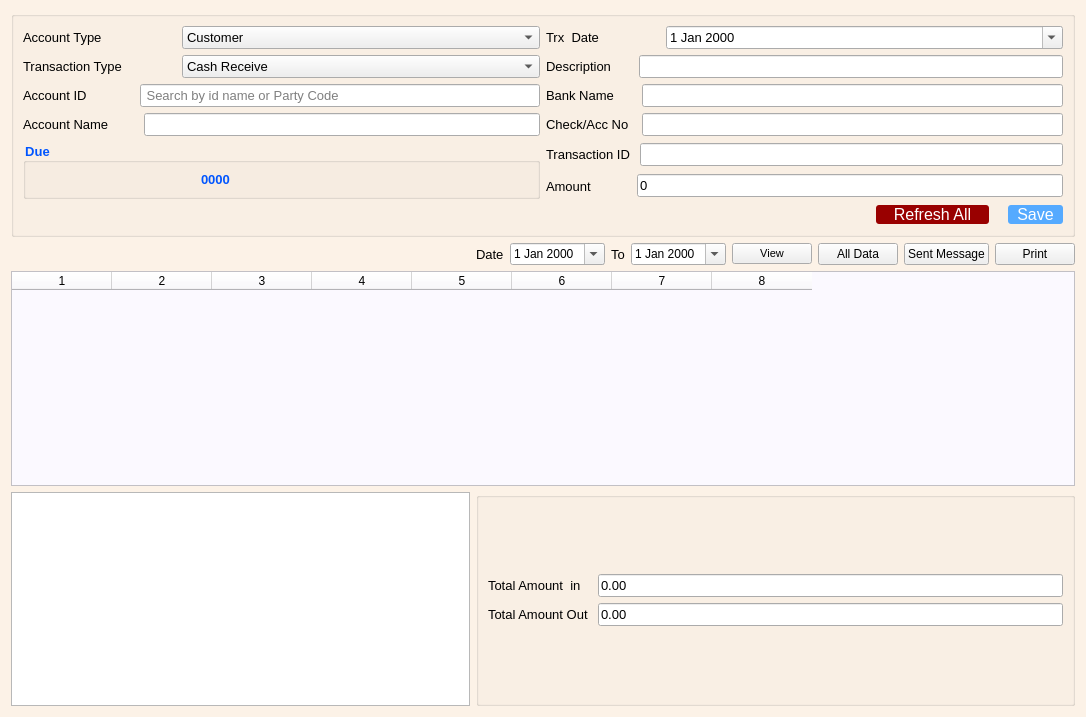
The window that ui/cashtrx.ui (ansarul543/pos-inventory) describes before a commit, drawn with Qt 5.
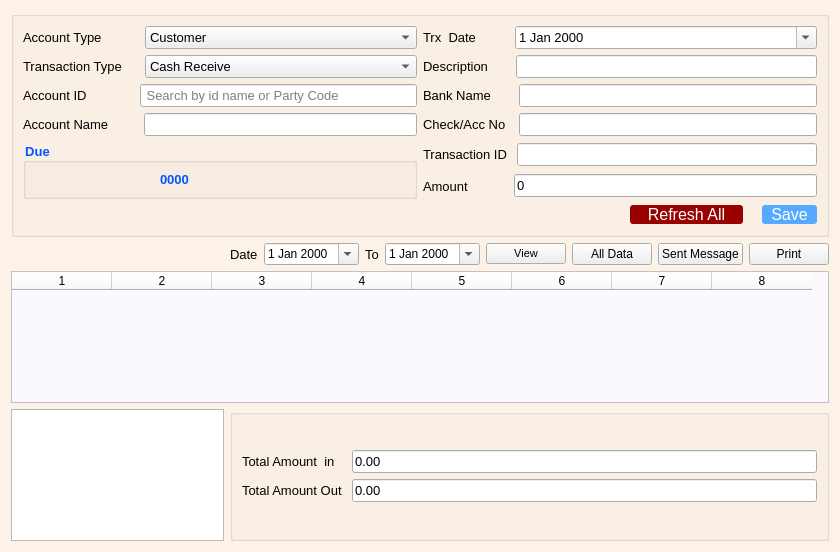
The same window after the commit.

```diff
--- a/ui/cashtrx.ui
+++ b/ui/cashtrx.ui
@@ -9,8 +9,8 @@
    <rect>
     <x>0</x>
     <y>0</y>
-    <width>1086</width>
-    <height>717</height>
+    <width>840</width>
+    <height>552</height>
    </rect>
   </property>
   <property name="windowTitle">
```
